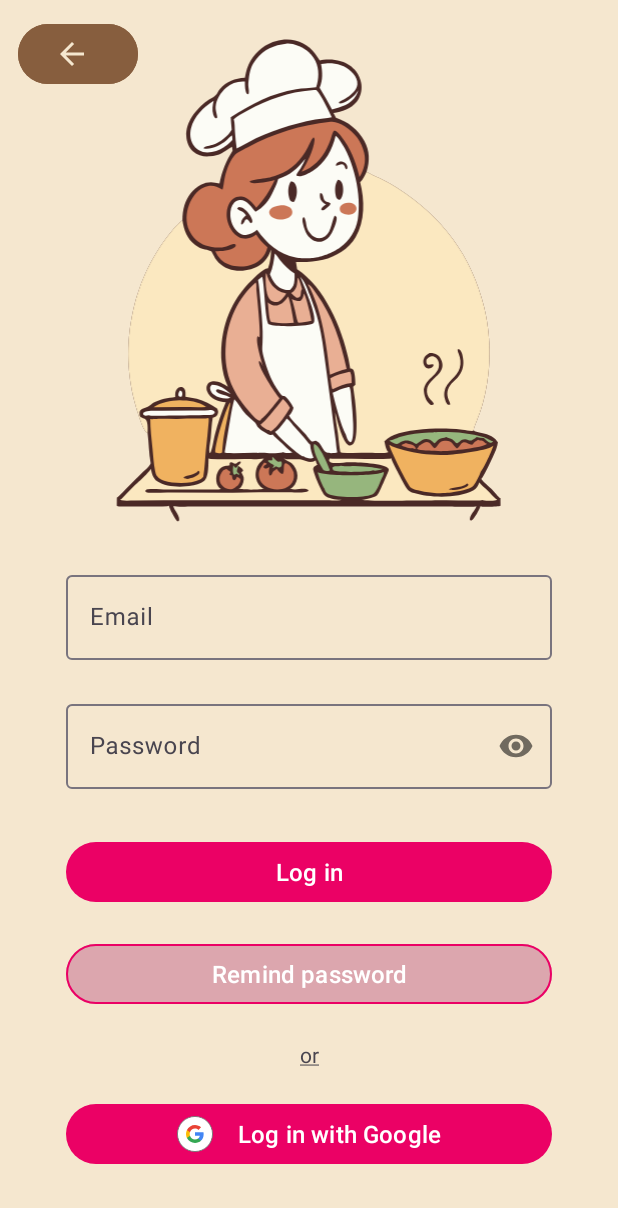
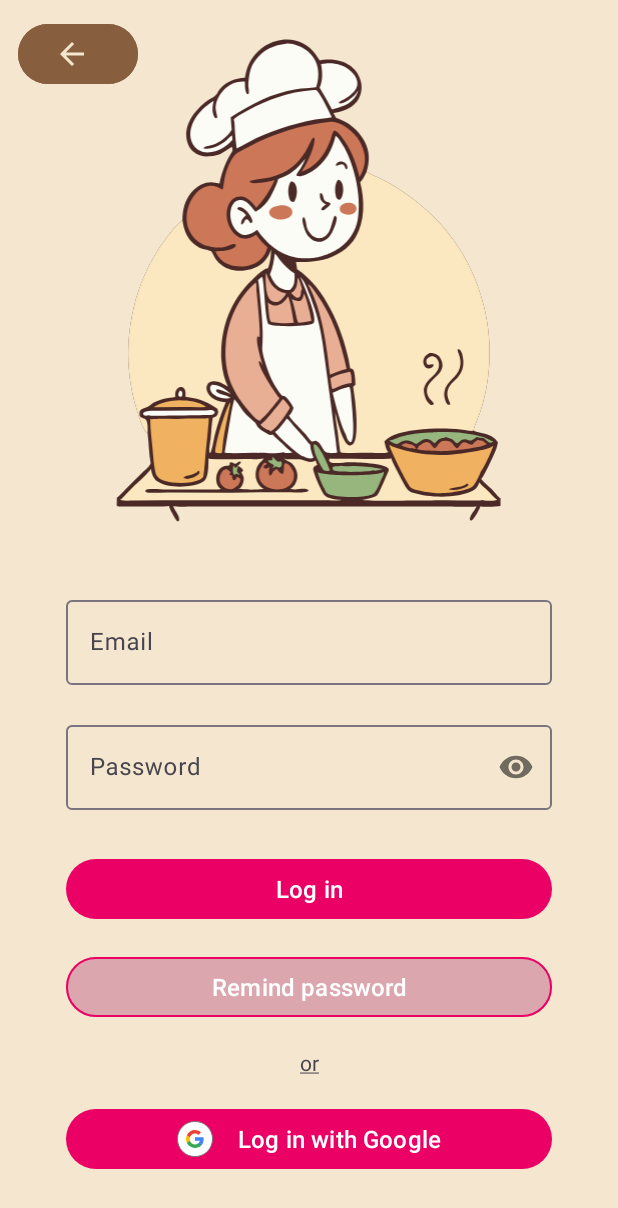
Before and after one commit to Staszek15/My-Recipes-android-app, an Android app: the screen it shows after launch (AuthorizationActivity), after a tap on "Log in", on a phone screen of 412 x 824 dp. Shown: the top 1208 px of the screen. Run offline under Robolectric (Android 15) with nearby library versions, the phone set to English and light mode, and no system bars; our stand-ins replace Firebase (no records; nobody signed in at launch, a user with empty details on screens opened directly).

Commit message:
override back navigation, fix in constraints

```diff
--- a/app/src/main/res/layout/fragment_log_in.xml
+++ b/app/src/main/res/layout/fragment_log_in.xml
@@ -15,7 +15,7 @@
         android:hint="Email"
         app:layout_constraintTop_toTopOf="parent"
         app:layout_constraintStart_toStartOf="parent"
-        app:layout_constraintBottom_toStartOf="@id/password_layout"
+        app:layout_constraintBottom_toTopOf="@id/password_layout"
         app:layout_constraintEnd_toEndOf="parent"
         android:layout_marginHorizontal="44dp"
         android:layout_marginTop="12dp">
```
Also changed, not shown: app/src/main/java/com/staszek15/myrecipes/home/MainActivity.kt (+13 -2 lines).
